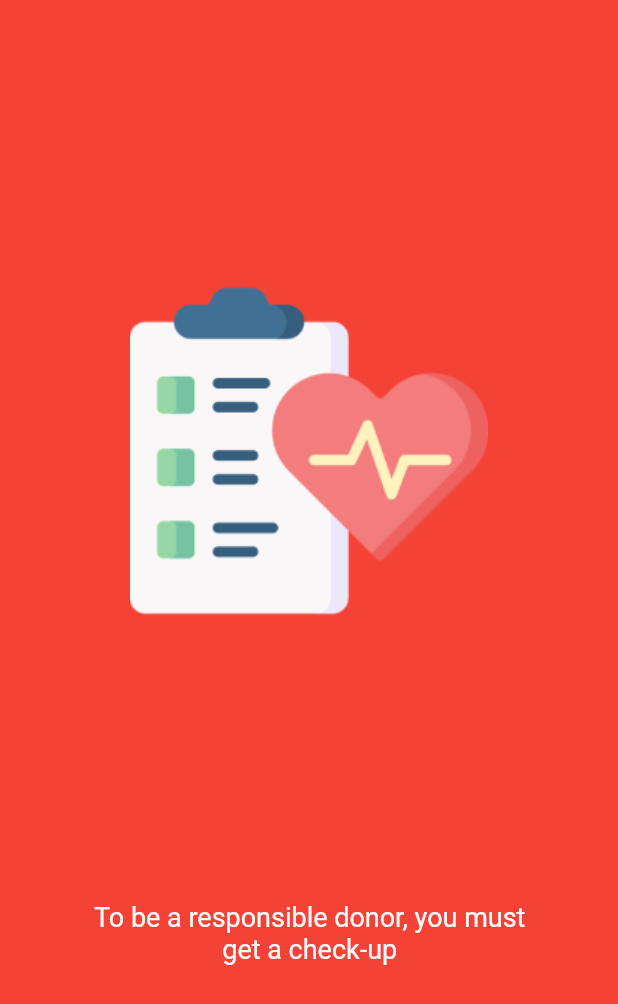
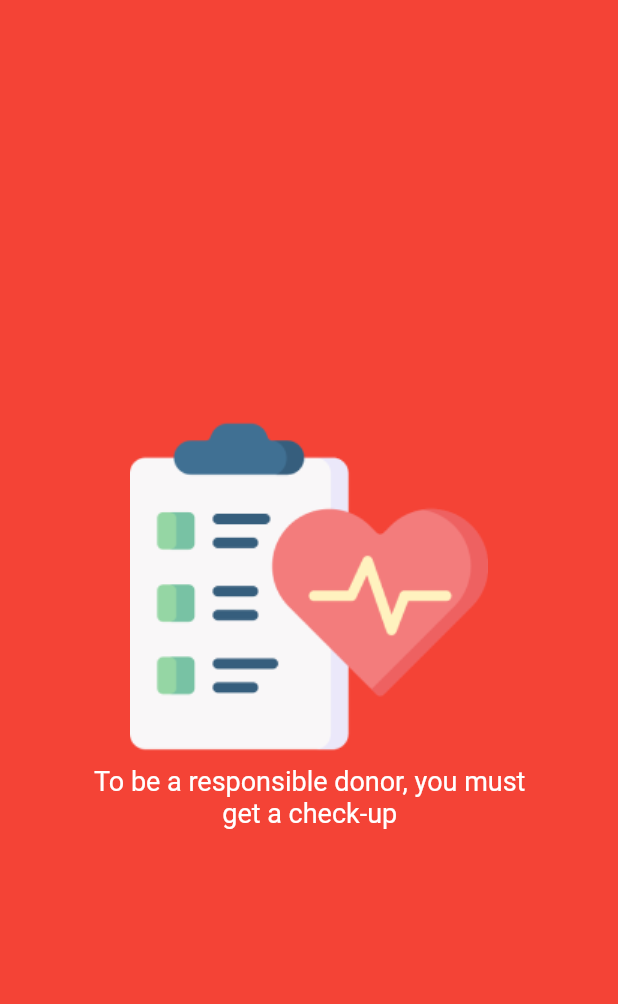
Before and after one commit to hrithikwins/bloodbank_app, a Flutter app: the screen it shows after launch, on a phone screen of 412 x 824 dp. Shown: the top 1004 px of the screen. Run offline on Flutter 3.47's test engine with Material 2 defaults, Android fonts, the phone set to English and light mode, and no system bars.

Commit message:
onboarding screen from data

```diff
--- /dev/null
+++ b/lib/constants/onboarding_data.dart
@@ -0,0 +1,10 @@
+List<Map<String, String>> onboardingData = [
+  {
+    "image_url": "assets/health-check.png",
+    "text": "To be a responsible donor, you must get a check-up",
+  },
+  // {
+  //   "image_url": "assets/health-check.png",
+  //   "text": "To be a responsible donor, you must get a check-up",
+  // },
+];
--- a/lib/screens/onboarding1.dart
+++ b/lib/screens/onboarding1.dart
@@ -1,3 +1,4 @@
+import 'package:bloodbank_app/constants/onboarding_data.dart';
 import 'package:flutter/material.dart';
 
 class MyHomePage extends StatelessWidget {
@@ -6,13 +7,14 @@ class MyHomePage extends StatelessWidget {
   @override
   Widget build(BuildContext context) {
     return Scaffold(
-      // appBar: AppBar(
-      //   title: Text("Hello"),
-      // ),
       body: SafeArea(
         child: Container(
           color: Colors.red,
           child: Column(
+            mainAxisAlignment: MainAxisAlignment.center,
+            children: onboardingData
+                .map(
+                  (e) => Column(
                     mainAxisAlignment: MainAxisAlignment.spaceEvenly,
                     children: [
                       Container(
@@ -36,6 +38,9 @@ class MyHomePage extends StatelessWidget {
                       )
                     ],
                   ),
+                )
+                .toList(),
+          ),
         ),
       ),
     );
```
Lines whose indentation alone changed are shown as unchanged.
